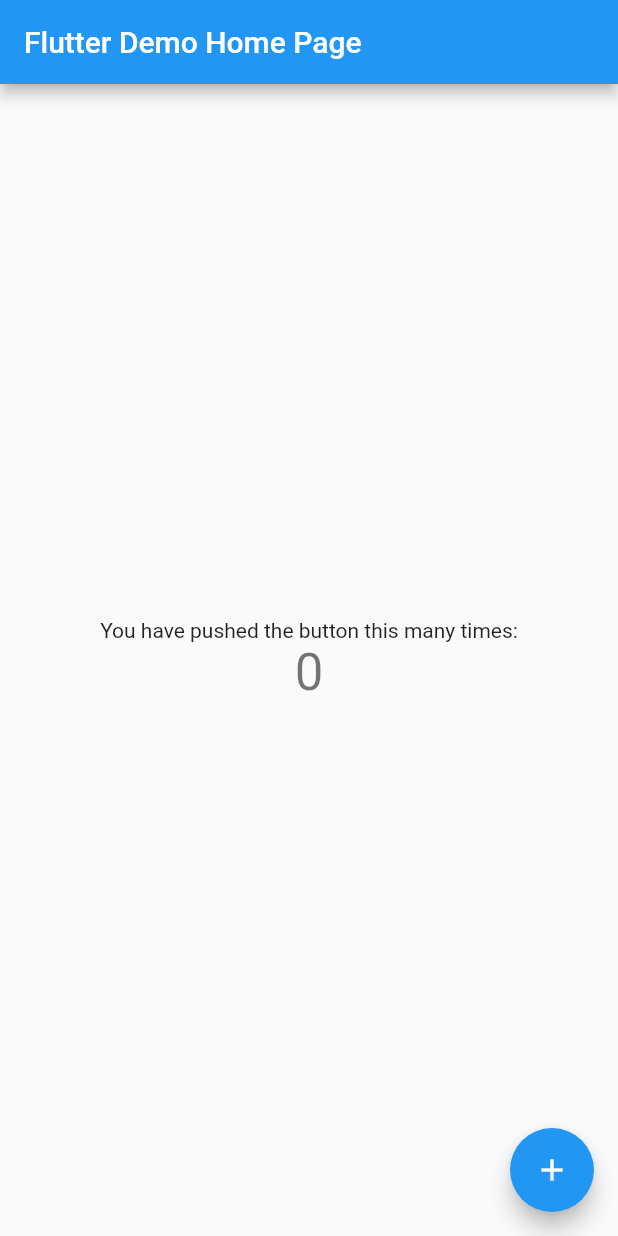
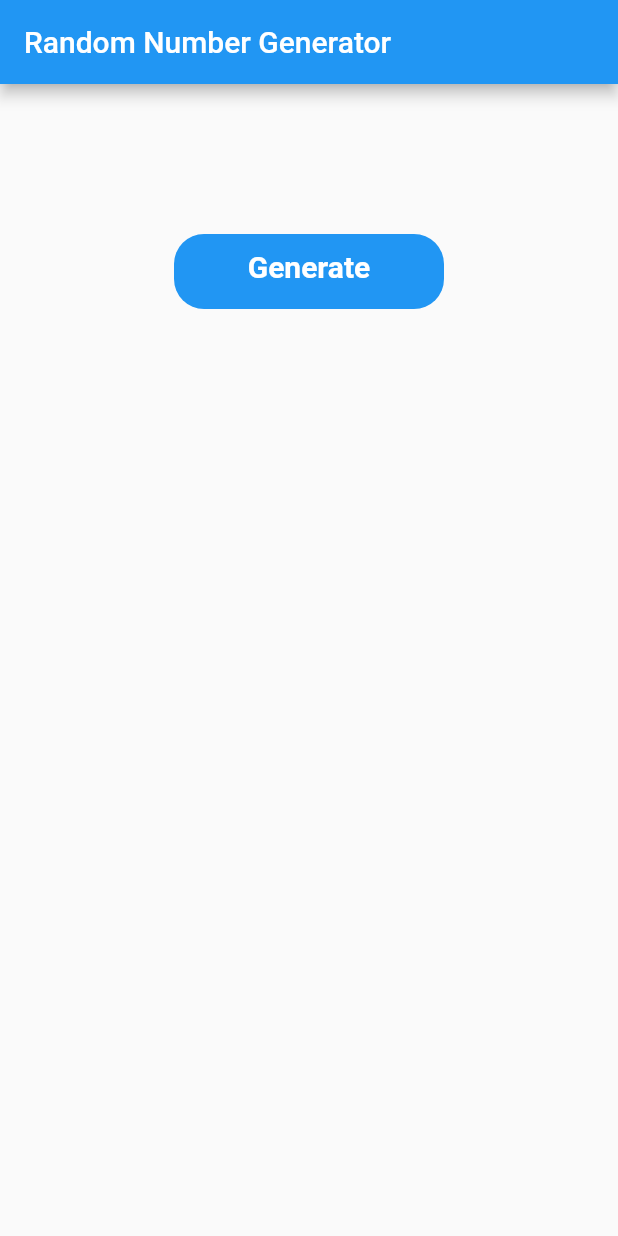
Before and after one commit to AhmedAlMadani/test_app, a Flutter app: the screen it shows after launch, on a phone screen of 412 x 824 dp. Run offline on Flutter 3.47's test engine with Material 2 defaults, Android fonts, the phone set to English and light mode, and no system bars.

Commit message:
Final commit

```diff
--- a/test_app/lib/main.dart
+++ b/test_app/lib/main.dart
@@ -1,4 +1,8 @@
+import 'dart:convert';
+import 'dart:math';
+
 import 'package:flutter/material.dart';
+import 'package:http/http.dart' as http;
 
 void main() {
   runApp(const MyApp());
@@ -7,39 +11,20 @@ void main() {
 class MyApp extends StatelessWidget {
   const MyApp({Key? key}) : super(key: key);
 
-  // This widget is the root of your application.
   @override
   Widget build(BuildContext context) {
     return MaterialApp(
       title: 'Flutter Demo',
       theme: ThemeData(
-        // This is the theme of your application.
-        //
-        // Try running your application with "flutter run". You'll see the
-        // application has a blue toolbar. Then, without quitting the app, try
-        // changing the primarySwatch below to Colors.green and then invoke
-        // "hot reload" (press "r" in the console where you ran "flutter run",
-        // or simply save your changes to "hot reload" in a Flutter IDE).
-        // Notice that the counter didn't reset back to zero; the application
-        // is not restarted.
         primarySwatch: Colors.blue,
       ),
-      home: const MyHomePage(title: 'Flutter Demo Home Page'),
+      home: const MyHomePage(title: 'Random Number Generator'),
     );
   }
 }
 
 class MyHomePage extends StatefulWidget {
   const MyHomePage({Key? key, required this.title}) : super(key: key);
-
-  // This widget is the home page of your application. It is stateful, meaning
-  // that it has a State object (defined below) that contains fields that affect
-  // how it looks.
-
-  // This class is the configuration for the state. It holds the values (in this
-  // case the title) provided by the parent (in this case the App widget) and
-  // used by the build method of the State. Fields in a Widget subclass are
-  // always marked "final".
 
   final String title;
 
@@ -48,68 +33,52 @@ class MyHomePage extends StatefulWidget {
 }
 
 class _MyHomePageState extends State<MyHomePage> {
-  int _counter = 0;
+  void createRandom() async {
+    var fetch = await http
+        .get(Uri.parse('https://csrng.net/csrng/csrng.php?min=1&max=1000'));
+    var jsonData = jsonDecode(fetch.body);
+    var randomNum = jsonData[0]["random"];
+    print(randomNum);
 
-  void _incrementCounter() {
-    setState(() {
-      // This call to setState tells the Flutter framework that something has
-      // changed in this State, which causes it to rerun the build method below
-      // so that the display can reflect the updated values. If we changed
-      // _counter without calling setState(), then the build method would not be
-      // called again, and so nothing would appear to happen.
-      _counter++;
-    });
+    return randomNum;
   }
 
   @override
   Widget build(BuildContext context) {
-    // This method is rerun every time setState is called, for instance as done
-    // by the _incrementCounter method above.
-    //
-    // The Flutter framework has been optimized to make rerunning build methods
-    // fast, so that you can just rebuild anything that needs updating rather
-    // than having to individually change instances of widgets.
     return Scaffold(
       appBar: AppBar(
-        // Here we take the value from the MyHomePage object that was created by
-        // the App.build method, and use it to set our appbar title.
         title: Text(widget.title),
       ),
-      body: Center(
-        // Center is a layout widget. It takes a single child and positions it
-        // in the middle of the parent.
-        child: Column(
-          // Column is also a layout widget. It takes a list of children and
-          // arranges them vertically. By default, it sizes itself to fit its
-          // children horizontally, and tries to be as tall as its parent.
-          //
-          // Invoke "debug painting" (press "p" in the console, choose the
-          // "Toggle Debug Paint" action from the Flutter Inspector in Android
-          // Studio, or the "Toggle Debug Paint" command in Visual Studio Code)
-          // to see the wireframe for each widget.
-          //
-          // Column has various properties to control how it sizes itself and
-          // how it positions its children. Here we use mainAxisAlignment to
-          // center the children vertically; the main axis here is the vertical
-          // axis because Columns are vertical (the cross axis would be
-          // horizontal).
-          mainAxisAlignment: MainAxisAlignment.center,
-          children: <Widget>[
-            const Text(
-              'You have pushed the button this many times:',
+      body: Column(
+        children: [
+          Padding(
+            padding: const EdgeInsets.symmetric(vertical: 100, horizontal: 100),
+            child: FlatButton(
+              onPressed: () {
+                createRandom();
+              },
+              child: Container(
+                width: 200,
+                height: 50,
+                decoration: BoxDecoration(
+                    color: Colors.blue,
+                    borderRadius: BorderRadius.circular(20)),
+                child: Padding(
+                  padding: EdgeInsets.symmetric(vertical: 10, horizontal: 40),
+                  child: Text(
+                    'Generate',
+                    style: TextStyle(
+                        color: Colors.white,
+                        fontWeight: FontWeight.w600,
+                        fontSize: 20),
+                    textAlign: TextAlign.center,
+                  ),
+                ),
+              ),
             ),
-            Text(
-              '$_counter',
-              style: Theme.of(context).textTheme.headline4,
-            ),
-          ],
-        ),
+          ),
+        ],
       ),
-      floatingActionButton: FloatingActionButton(
-        onPressed: _incrementCounter,
-        tooltip: 'Increment',
-        child: const Icon(Icons.add),
-      ), // This trailing comma makes auto-formatting nicer for build methods.
     );
   }
 }
--- a/test_app/pubspec.yaml
+++ b/test_app/pubspec.yaml
@@ -34,6 +34,10 @@ dependencies:
   # The following adds the Cupertino Icons font to your application.
   # Use with the CupertinoIcons class for iOS style icons.
   cupertino_icons: ^1.0.2
+  dependencies:
+  http:
+
+
 
 dev_dependencies:
   flutter_test:
```
Also changed, not shown: test_app/pubspec.lock.
